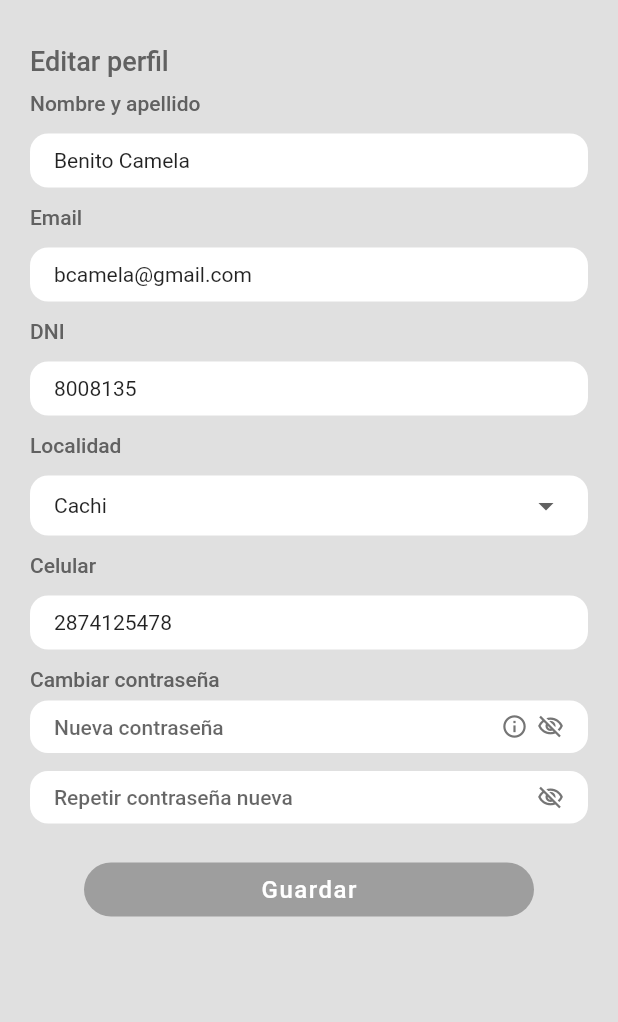
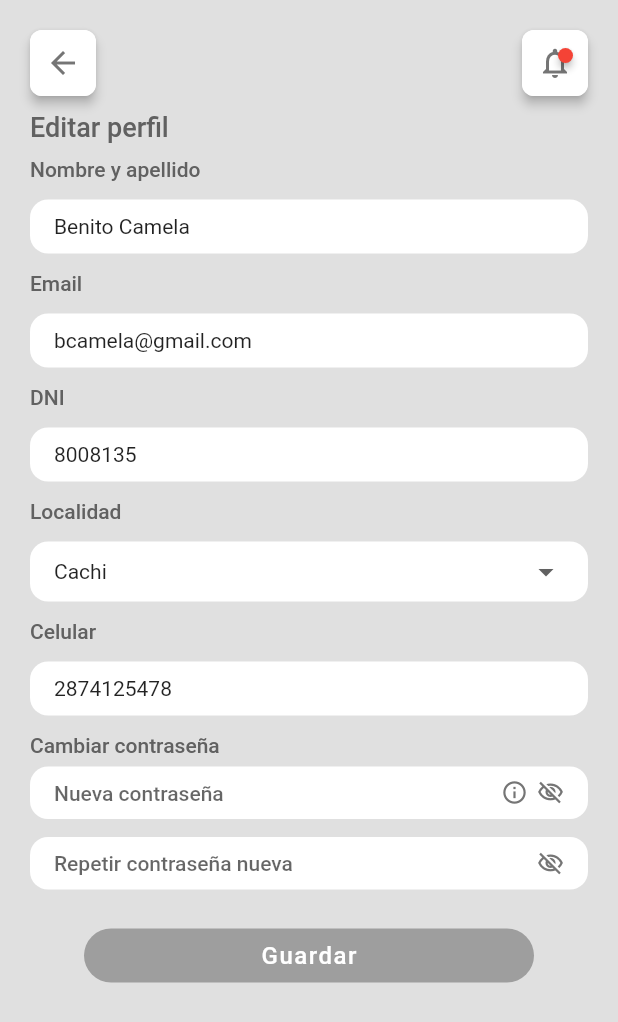
Before and after one commit to leopazgerez/perfildeusuario, a Flutter app: the screen it shows after launch, on a phone screen of 412 x 824 dp. Shown: the top 1022 px of the screen. Run offline on Flutter 3.47's test engine with Material 2 defaults, Android fonts, the phone set to English and light mode, and no system bars; drawn by our look-alikes of badges.

Commit message:
Update
Vista

```diff
--- a/lib/view.dart
+++ b/lib/view.dart
@@ -1,3 +1,4 @@
+import 'package:badges/badges.dart';
 import 'package:flutter/material.dart';
 import 'package:perfildeusuario/src/models/person_model.dart';
 import 'package:perfildeusuario/src/ui/pagecomponent/user_profile.dart';
@@ -10,9 +11,11 @@ class View extends StatelessWidget {
 
   @override
   Widget build(BuildContext context) {
-    return Scaffold(
-      backgroundColor: Colors.grey.shade300,
-      body: _body(),
+    return SafeArea(
+      child: Scaffold(
+        backgroundColor: Colors.grey.shade300,
+        body: _body(),
+      ),
     );
   }
   Widget _body(){
@@ -21,10 +24,49 @@ class View extends StatelessWidget {
       child: SingleChildScrollView(
         child: Column(
           children: [
+            Row(
+              mainAxisAlignment: MainAxisAlignment.spaceBetween,
+              children: [
+                _button(Icons.arrow_back, false),
+                _button(Icons.notifications_outlined, true),
+              ],
+            ),
             UserProfile(model: personaNN),
           ],
         ),
       ),
     );
   }
+  _button(iconData, showBadge){
+    return Material(
+      borderRadius: BorderRadius.circular(8),
+      elevation: 3,
+      color: Colors.white,
+      child: Container(
+        width: 44,
+        height: 44,
+        decoration: BoxDecoration(
+          color: Colors.white,
+          borderRadius: BorderRadius.circular(8),
+        ),
+        child: InkWell(
+          focusColor: Colors.transparent,
+          hoverColor: Colors.transparent,
+          splashColor: Colors.transparent,
+          highlightColor: Colors.transparent,
+          onTap: () {},
+          child: Badge(
+            showBadge: showBadge,
+            badgeContent: Container(),
+            badgeColor: Colors.red,
+            position: const BadgePosition(top: 12, end: 10),
+            child: Icon(
+              iconData,
+              color: Colors.grey.shade600,
+            ),
+          ),
+        ),
+      ),
+    );
+  }
 }
--- a/pubspec.yaml
+++ b/pubspec.yaml
@@ -36,6 +36,7 @@ dependencies:
   # The following adds the Cupertino Icons font to your application.
   # Use with the CupertinoIcons class for iOS style icons.
   cupertino_icons: ^1.0.2
+  badges: ^2.0.3
 
 dev_dependencies:
   flutter_test:
```
Also changed, not shown: pubspec.lock.
